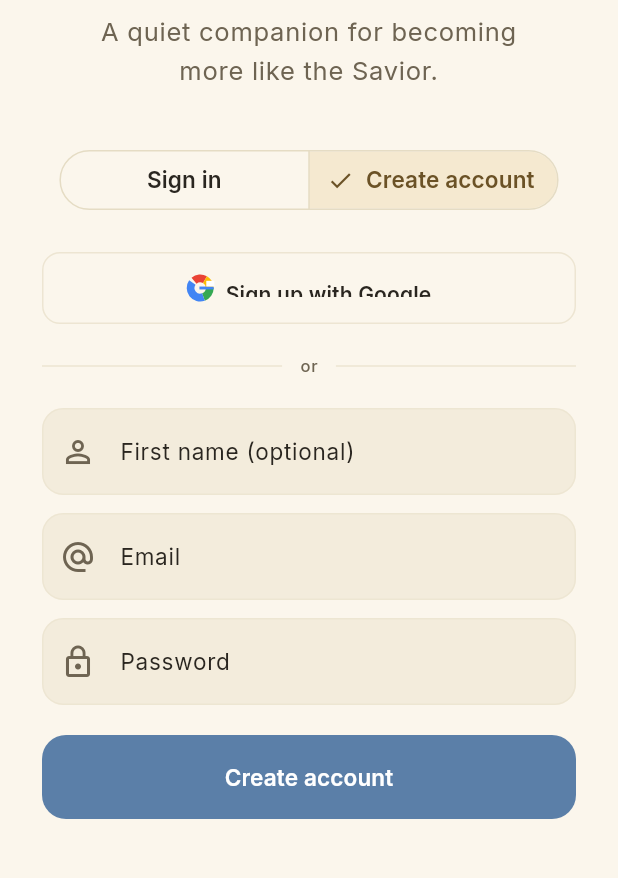
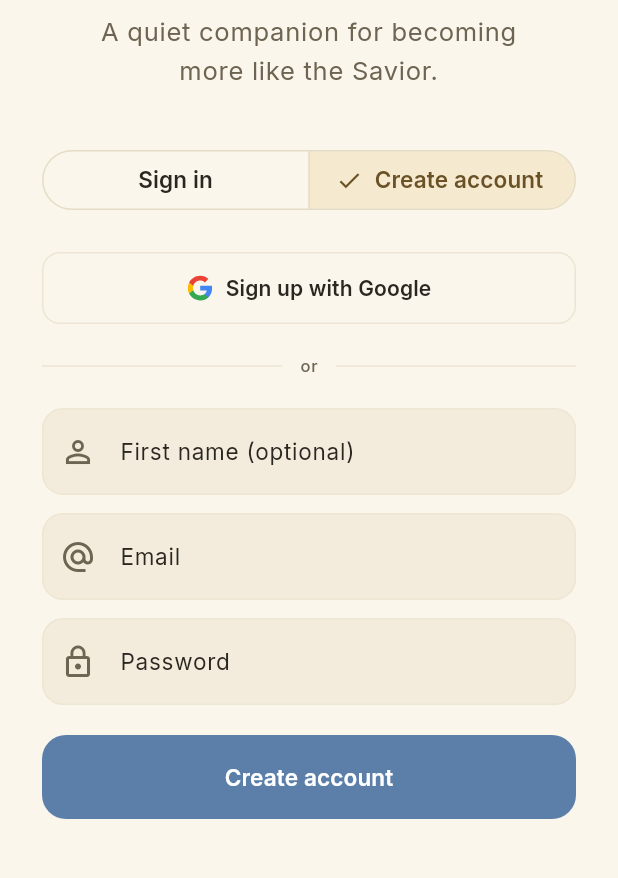
Before and after one commit to AirborneEagle/likehim, a Flutter app: the screen it shows after launch, after a tap on "Create account", on a phone screen of 412 x 824 dp, the part 354-1232 px from its top. Run offline on Flutter 3.47's test engine with Material 3 defaults, Android fonts, the phone set to English and light mode, and no system bars; our stand-ins replace cloud_firestore, firebase_auth, firebase_core, fl_chart, flutter_svg, google_fonts; accounts and stored records are empty; generated files the repository leaves out were written again.

Commit message:
Auth screen polish: SegmentedButton width + real Google G mark
Two fixes for the very-first screen a user sees:

1. SegmentedButton: add expandedInsets: EdgeInsets.zero so the two
   segments share the available width equally, instead of sizing
   unselected segments to the initially-selected one's intrinsic
   width — which clipped the "Create account" label on first paint
   until a tap forced a relayout.

2. "Sign in with Google" button: replace the homemade _GoogleGlyph
   CustomPainter with the official multi-color Google "G" SVG. Adds
   flutter_svg dependency + assets/icon/google_g.svg with the
   canonical 48×48 viewBox. Removes ~85 lines of approximate
   custom-painting and the dart:math import.

Closes #8.

```diff
--- a/lib/screens/auth_screen.dart
+++ b/lib/screens/auth_screen.dart
@@ -1,6 +1,5 @@
-import 'dart:math' as math;
-
 import 'package:flutter/material.dart';
+import 'package:flutter_svg/flutter_svg.dart';
 
 import '../services/auth_service.dart';
 
@@ -159,9 +158,13 @@ class _AuthScreenState extends State<AuthScreen> {
                 ),
                 const SizedBox(height: 36),
 
-                // Sign-in / Create account segmented control
-                Center(
-                  child: SegmentedButton<_Mode>(
+                // Sign-in / Create account segmented control. expandedInsets
+                // forces both segments to share the available width equally,
+                // working around SegmentedButton's quirk of sizing unselected
+                // segments to the selected one's intrinsic width (which clipped
+                // the longer "Create account" label on first paint).
+                SegmentedButton<_Mode>(
+                  expandedInsets: EdgeInsets.zero,
                   segments: const [
                     ButtonSegment(
                       value: _Mode.signIn,
@@ -179,7 +182,6 @@ class _AuthScreenState extends State<AuthScreen> {
                             _mode = s.first;
                             _error = null;
                           }),
-                  ),
                 ),
                 const SizedBox(height: 24),
 
@@ -325,9 +327,8 @@ class _AuthScreenState extends State<AuthScreen> {
   }
 }
 
-/// Google sign-in button. Visually consistent with Material 3 OutlinedButton
-/// but with the multi-color "G" mark that Google's brand guidelines require
-/// for any "Sign in with Google" affordance.
+/// Google sign-in button. Renders the official Google "G" mark from
+/// assets/icon/google_g.svg with Material 3 OutlinedButton styling.
 class _GoogleButton extends StatelessWidget {
   final VoidCallback? onPressed;
   final String label;
@@ -342,7 +343,11 @@ class _GoogleButton extends StatelessWidget {
       height: 48,
       child: OutlinedButton.icon(
         onPressed: onPressed,
-        icon: const _GoogleGlyph(size: 18),
+        icon: SvgPicture.asset(
+          'assets/icon/google_g.svg',
+          width: 18,
+          height: 18,
+        ),
         label: Text(
           label,
           style: theme.textTheme.titleSmall?.copyWith(
@@ -356,94 +361,9 @@ class _GoogleButton extends StatelessWidget {
           shape: RoundedRectangleBorder(
             borderRadius: BorderRadius.circular(12),
           ),
+          padding: const EdgeInsets.symmetric(horizontal: 16),
         ),
       ),
     );
   }
 }
-
-/// The Google "G" mark — drawn as a CustomPaint so we don't ship an asset.
-/// Approximation of Google's official mark; close enough for a sign-in
-/// affordance without bundling an external image. Colors match Google's
-/// brand sheet (blue 4285F4, green 34A853, yellow FBBC05, red EA4335).
-class _GoogleGlyph extends StatelessWidget {
-  final double size;
-  const _GoogleGlyph({this.size = 18});
-
-  @override
-  Widget build(BuildContext context) {
-    return SizedBox(
-      width: size,
-      height: size,
-      child: CustomPaint(painter: _GoogleGlyphPainter()),
-    );
-  }
-}
-
-class _GoogleGlyphPainter extends CustomPainter {
-  static const _blue = Color(0xFF4285F4);
-  static const _green = Color(0xFF34A853);
-  static const _yellow = Color(0xFFFBBC05);
-  static const _red = Color(0xFFEA4335);
-
-  @override
-  void paint(Canvas canvas, Size size) {
-    final w = size.width;
-    final h = size.height;
-    final cx = w / 2;
-    final cy = h / 2;
-    final r = w / 2;
-    final innerR = r * 0.42;
-    final p = Paint()..style = PaintingStyle.fill;
-
-    void wedge(double startDeg, double sweepDeg, Color c) {
-      p.color = c;
-      final start = startDeg * math.pi / 180;
-      final sweep = sweepDeg * math.pi / 180;
-      final path = Path()
-        ..moveTo(cx + innerR * math.cos(start), cy + innerR * math.sin(start))
-        ..lineTo(cx + r * math.cos(start), cy + r * math.sin(start))
-        ..arcToPoint(
-          Offset(
-            cx + r * math.cos(start + sweep),
-            cy + r * math.sin(start + sweep),
-          ),
-          radius: Radius.circular(r),
-          clockwise: true,
-        )
-        ..lineTo(
-          cx + innerR * math.cos(start + sweep),
-          cy + innerR * math.sin(start + sweep),
-        )
-        ..arcToPoint(
-          Offset(
-            cx + innerR * math.cos(start),
-            cy + innerR * math.sin(start),
-          ),
-          radius: Radius.circular(innerR),
-          clockwise: false,
-        )
-        ..close();
-      canvas.drawPath(path, p);
-    }
-
-    // 4 arcs forming the ring. (Approximates the Google G; not pixel-exact.)
-    wedge(-130, 70, _red);
-    wedge(-60, 60, _yellow);
-    wedge(0, 70, _green);
-    wedge(70, 145, _blue);
-
-    // Horizontal slot of the "G".
-    final barRect = Rect.fromLTWH(cx - 0.5, cy - h * 0.08, r * 1.05, h * 0.16);
-    p.color = _blue;
-    canvas.drawRect(barRect, p);
-    p.color = Colors.white;
-    canvas.drawRect(
-      Rect.fromLTWH(cx + r * 0.45, cy - h * 0.4, r * 0.6, h * 0.32),
-      p,
-    );
-  }
-
-  @override
-  bool shouldRepaint(covariant CustomPainter oldDelegate) => false;
-}
--- a/pubspec.yaml
+++ b/pubspec.yaml
@@ -19,6 +19,7 @@ dependencies:
   firebase_core: ^3.6.0
   firebase_auth: ^5.3.1
   cloud_firestore: ^5.4.4
+  flutter_svg: ^2.0.10+1
 
 dev_dependencies:
   flutter_test:
```
Also changed, not shown: assets/icon/google_g.svg (added), pubspec.lock. Lines whose indentation alone changed are shown as unchanged.
